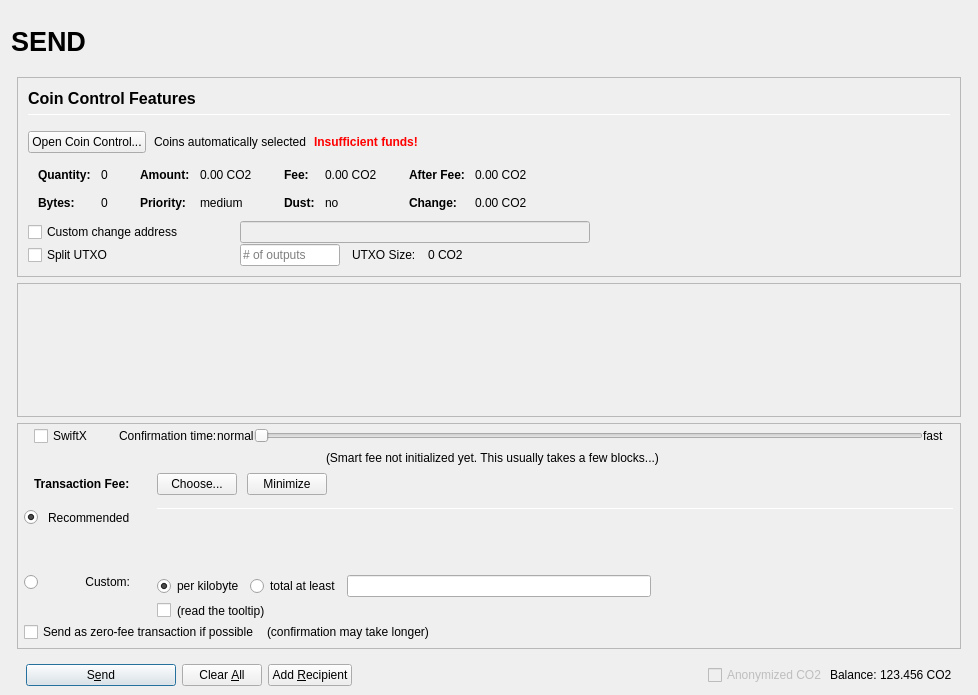
Old version of the form src/qt/forms/sendcoinsdialog.ui in the repository Carbon-Zero/CarbonZero.
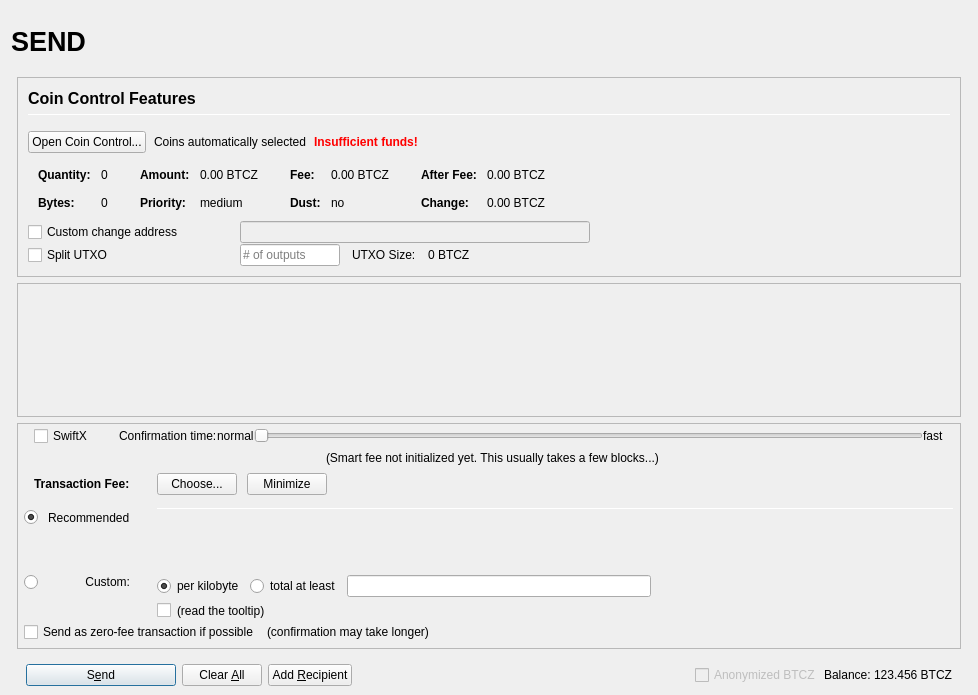
New version of the form. Icons and pictures are not drawn. Custom widgets are drawn as their Qt base class.

Patch:
```diff
--- a/src/qt/forms/sendcoinsdialog.ui
+++ b/src/qt/forms/sendcoinsdialog.ui
@@ -493,7 +493,7 @@
                         <enum>Qt::ActionsContextMenu</enum>
                        </property>
                        <property name="text">
-                        <string notr="true">0.00 CO2</string>
+                        <string notr="true">0.00 BTCZ</string>
                        </property>
                        <property name="textInteractionFlags">
                         <set>Qt::LinksAccessibleByMouse|Qt::TextSelectableByKeyboard|Qt::TextSelectableByMouse</set>
@@ -573,7 +573,7 @@
                         <enum>Qt::ActionsContextMenu</enum>
                        </property>
                        <property name="text">
-                        <string notr="true">0.00 CO2</string>
+                        <string notr="true">0.00 BTCZ</string>
                        </property>
                        <property name="textInteractionFlags">
                         <set>Qt::LinksAccessibleByMouse|Qt::TextSelectableByKeyboard|Qt::TextSelectableByMouse</set>
@@ -653,7 +653,7 @@
                         <enum>Qt::ActionsContextMenu</enum>
                        </property>
                        <property name="text">
-                        <string notr="true">0.00 CO2</string>
+                        <string notr="true">0.00 BTCZ</string>
                        </property>
                        <property name="textInteractionFlags">
                         <set>Qt::LinksAccessibleByMouse|Qt::TextSelectableByKeyboard|Qt::TextSelectableByMouse</set>
@@ -682,7 +682,7 @@
                         <enum>Qt::ActionsContextMenu</enum>
                        </property>
                        <property name="text">
-                        <string notr="true">0.00 CO2</string>
+                        <string notr="true">0.00 BTCZ</string>
                        </property>
                        <property name="textInteractionFlags">
                         <set>Qt::LinksAccessibleByMouse|Qt::TextSelectableByKeyboard|Qt::TextSelectableByMouse</set>
@@ -849,7 +849,7 @@
                 <item>
                  <widget class="QLabel" name="labelBlockSize">
                   <property name="text">
-                   <string>0 CO2</string>
+                   <string>0 BTCZ</string>
                   </property>
                  </widget>
                 </item>
@@ -1714,7 +1714,7 @@
                 <bool>false</bool>
                </property>
                <property name="text">
-                <string>Anonymized CO2</string>
+                <string>Anonymized BTCZ</string>
                </property>
               </widget>
              </item>
@@ -1737,7 +1737,7 @@
                 <cursorShape>IBeamCursor</cursorShape>
                </property>
                <property name="text">
-                <string notr="true">123.456 CO2</string>
+                <string notr="true">123.456 BTCZ</string>
                </property>
                <property name="textInteractionFlags">
                 <set>Qt::LinksAccessibleByMouse|Qt::TextSelectableByKeyboard|Qt::TextSelectableByMouse</set>
```
Left out of the diff: 6 changed lines with no effect on the pictures.
